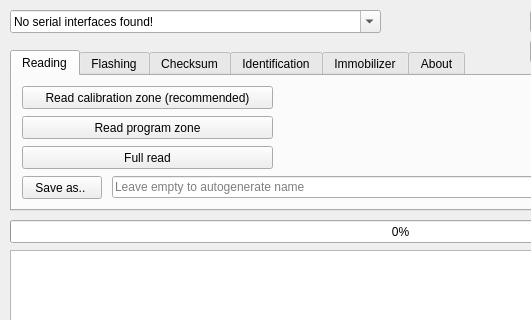
The window that flasher/gkflasher.ui (Dante383/GKFlasher) describes before a commit, drawn with Qt 5; both pictures show x 0 to 531 and y 0 to 320 of the 801 by 642 pixel window.
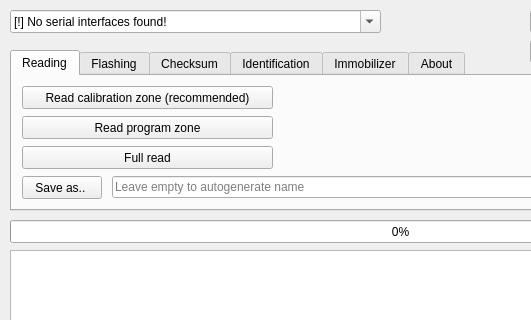
The same window after the commit. Icons and pictures are not drawn.

Commit message: add message, no serial interfaces found

The edit to the form file:
```diff
--- a/flasher/gkflasher.ui
+++ b/flasher/gkflasher.ui
@@ -414,7 +414,7 @@
     <bool>true</bool>
    </property>
    <property name="currentText">
-    <string>No serial interfaces found!</string>
+    <string>[!] No serial interfaces found!</string>
    </property>
   </widget>
   <widget class="QProgressBar" name="progressBar">
```
